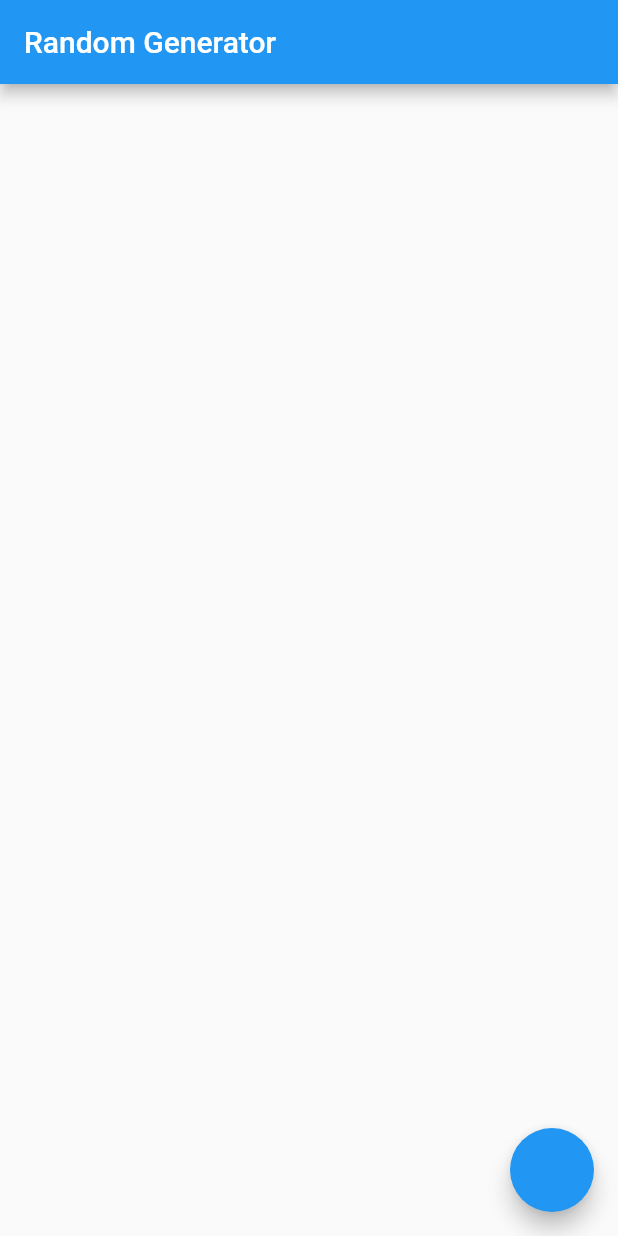
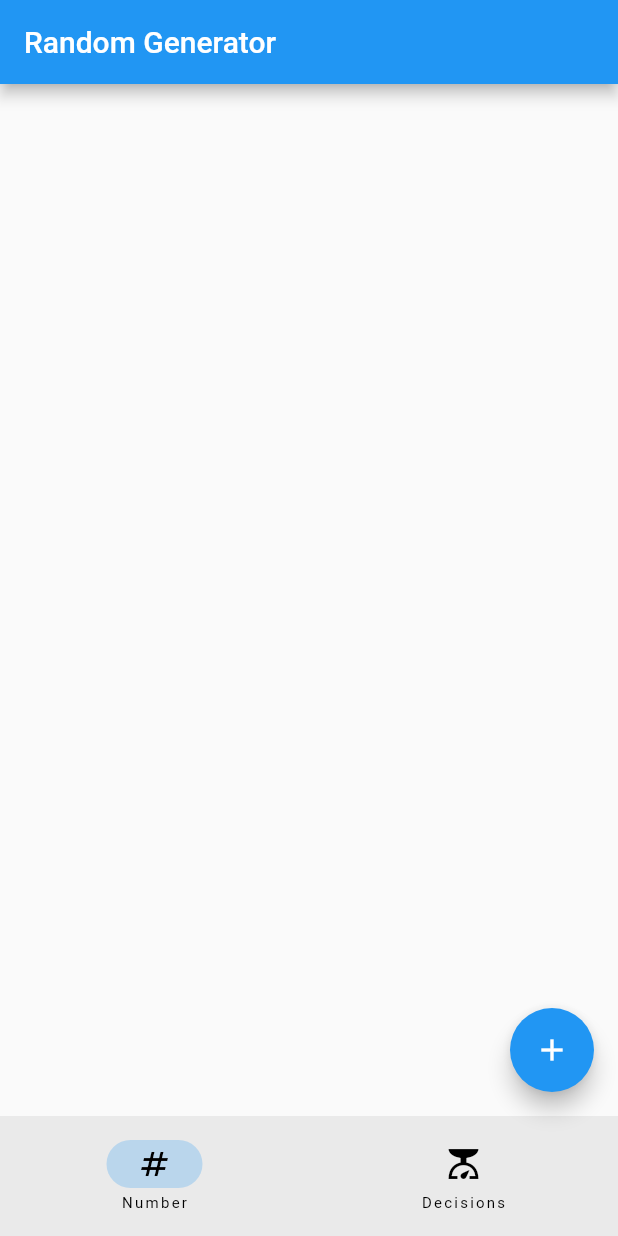
Before and after one commit to jameslinley/RandomGeneratorApp, a Flutter app: the screen it shows after launch, on a phone screen of 412 x 824 dp. Run offline on Flutter 3.47's test engine with Material 2 defaults, Android fonts, the phone set to English and light mode, and no system bars.

Commit message:
Created bottom navigation bar with Number page and Decisions page

```diff
--- a/random_generator_app/lib/main.dart
+++ b/random_generator_app/lib/main.dart
@@ -25,6 +25,7 @@ class RootPage extends StatefulWidget {
 }
 
 class _RootPageState extends State<RootPage> {
+  int currentPage = 0;
   @override
   Widget build(BuildContext context) {
     return Scaffold(
@@ -32,7 +33,22 @@ class _RootPageState extends State<RootPage> {
         title: const Text('Random Generator'),
       ),
       floatingActionButton: FloatingActionButton(
-        onPressed: () {},
+        onPressed: () {
+          debugPrint('FAB');
+        },
+        child: const Icon(Icons.add),
+      ),
+      bottomNavigationBar: NavigationBar(
+        destinations: const [
+          NavigationDestination(icon: Icon(Icons.numbers), label: 'Number'),
+          NavigationDestination(icon: Icon(Icons.scale), label: 'Decisions'),
+        ],
+        onDestinationSelected: (int index) {
+          setState(() {
+            currentPage = index;
+          });
+        },
+        selectedIndex: currentPage,
       ),
     );
   }
```
